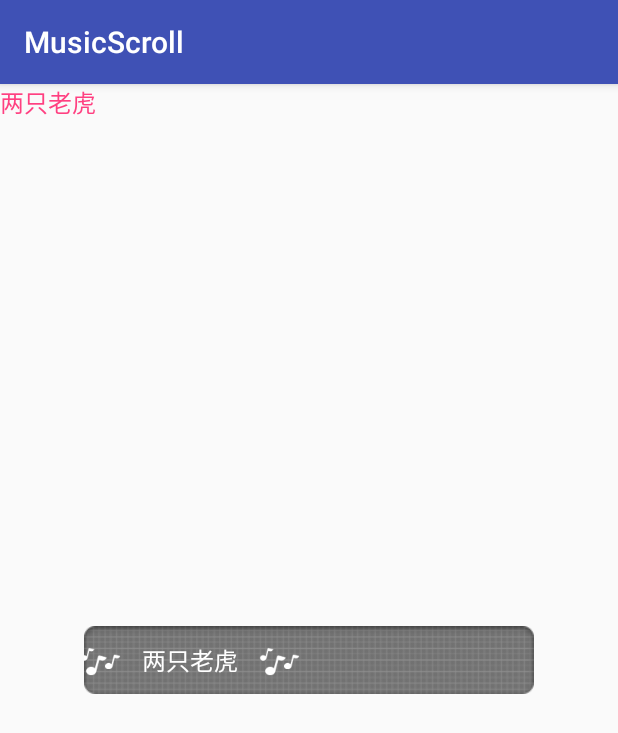
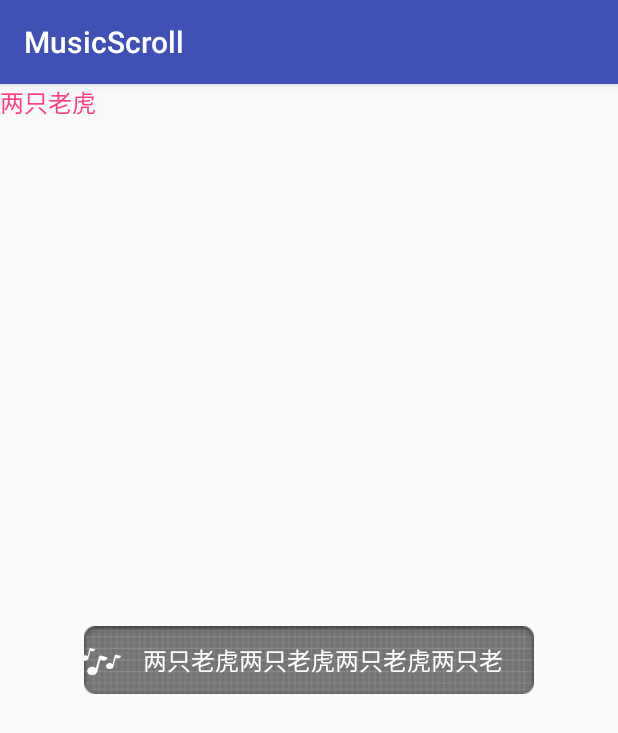
Before and after one commit to hnsycsxhzcsh/MusicScroll, an Android app: the screen it shows after launch (MainActivity), on a phone screen of 412 x 824 dp. Shown: the top 733 px of the screen. Run offline under Robolectric (Android 15) with nearby library versions, the phone set to English and light mode, and no system bars.

Commit message:
简单修改

```diff
--- a/app/src/main/res/layout/activity_main.xml
+++ b/app/src/main/res/layout/activity_main.xml
@@ -29,7 +29,7 @@
         android:layout_centerInParent="true"
         android:paddingBottom="10dp"
         android:paddingTop="10dp"
-        app:text="两只老虎"
+        app:text="两只老虎两只老虎两只老虎两只老虎两只老虎两只老虎两只老虎两只老虎两只老虎"
         app:textSize="16sp"></com.musicscroll.MusicScrollView>
 
 </RelativeLayout>
--- a/musicscroll/src/main/java/com/musicscroll/MusicScrollItem.java
+++ b/musicscroll/src/main/java/com/musicscroll/MusicScrollItem.java
@@ -54,6 +54,13 @@ public class MusicScrollItem extends MusciScrollBaseItem {
         animationDrawable12.start();
     }
 
+    @Override
+    protected void onMeasure(int widthMeasureSpec, int heightMeasureSpec) {
+        super.onMeasure(widthMeasureSpec, heightMeasureSpec);
+        int measuredWidth = getMeasuredWidth();
+        int measuredHeight = getMeasuredHeight();
+    }
+
     public String getmText() {
         return mText;
     }
--- a/musicscroll/src/main/java/com/musicscroll/MusicScrollView.java
+++ b/musicscroll/src/main/java/com/musicscroll/MusicScrollView.java
@@ -11,6 +11,7 @@ import android.support.v4.content.ContextCompat;
 import android.util.AttributeSet;
 import android.view.Gravity;
 import android.view.LayoutInflater;
+import android.view.MotionEvent;
 import android.view.View;
 import android.view.animation.LinearInterpolator;
 import android.widget.RelativeLayout;
@@ -31,6 +32,7 @@ public class MusicScrollView extends RelativeLayout {
     private ObjectAnimator animator2;
     private ObjectAnimator animator;
     private boolean needInitAnim = true;
+    private float mPadding = 100;
 
     public MusicScrollView(Context context) {
         this(context, null);
@@ -69,11 +71,12 @@ public class MusicScrollView extends RelativeLayout {
         int heiMeasure = MeasureSpec.getSize(heightMeasureSpec);
         int heiMode = MeasureSpec.getMode(heightMeasureSpec);
         int widMode = MeasureSpec.getMode(widthMeasureSpec);
-        int widMeasure = MeasureSpec.getSize(heightMeasureSpec);
+        int widMeasure = MeasureSpec.getSize(widthMeasureSpec);
 
         View child1 = getChildAt(0);
         // 子View占据的宽度
         int childWidth = child1.getMeasuredWidth();
+        int width = child1.getWidth();
         // 子View占据的高度
         mHeight = child1.getMeasuredHeight();
         mItemWid = childWidth;
@@ -180,6 +183,7 @@ public class MusicScrollView extends RelativeLayout {
 
         addView(musicScrollItem1);
         addView(musicScrollItem2);
+
         setGravity(Gravity.CENTER);
     }
 }
--- a/musicscroll/src/main/res/layout/item_music_scroll.xml
+++ b/musicscroll/src/main/res/layout/item_music_scroll.xml
@@ -18,7 +18,8 @@
         android:layout_height="wrap_content"
         android:layout_gravity="center_vertical"
         android:layout_marginLeft="10dp"
-        android:layout_marginRight="10dp" />
+        android:layout_marginRight="10dp"
+        android:maxLines="1" />
 
     <ImageView
         android:id="@+id/iv_music_second"
```
